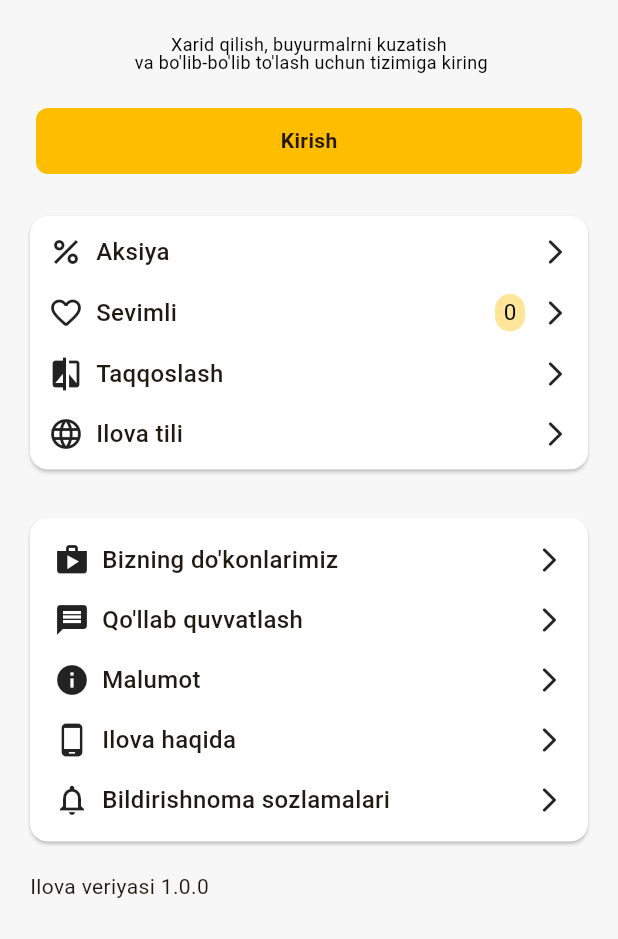
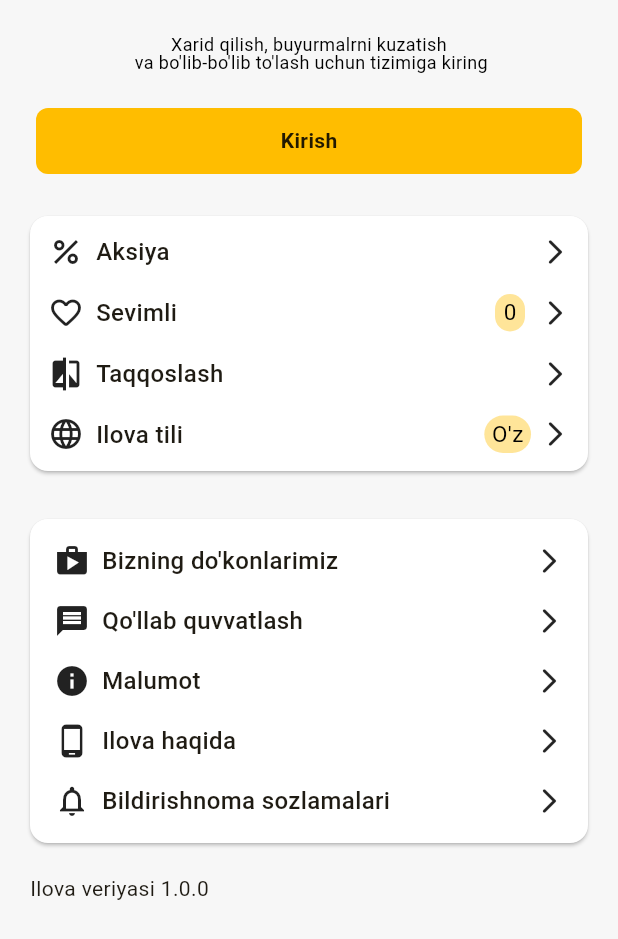
Before and after one commit to sud0pacman/texnomart, a Flutter app: the ProfilePage screen opened directly, on a phone screen of 412 x 824 dp. Shown: the top 939 px of the screen. Run offline on Flutter 3.47's test engine with Material 3 defaults, Android fonts, the phone set to English and light mode, and no system bars; our stand-ins replace bloc, cached_network_image, carousel_slider, dio, flutter_bloc, flutter_svg and 8 more; missing offline and left inert: dart:ffi, talker_dio_logger; accounts and stored records are empty; generated files the repository leaves out were written again; network calls fail.

```diff
--- a/lib/data/model/my_product_data.dart
+++ b/lib/data/model/my_product_data.dart
@@ -7,6 +7,7 @@ class MyProductData {
   bool isLike;
   bool isSave;
   int reviewCount;
+  String brand;
 
   MyProductData(
       {required this.id,
@@ -16,7 +17,8 @@ class MyProductData {
       this.slug = "",
       required this.isSave,
       required this.isLike,
-        required this.reviewCount
+      required this.reviewCount,
+        this.brand = "Aksios"
       });
 
   @override
--- a/lib/presentation/bloc/detail/detail_bloc.dart
+++ b/lib/presentation/bloc/detail/detail_bloc.dart
@@ -31,6 +31,8 @@ class DetailBloc extends Bloc<DetailEvent, DetailState> {
       ));
 
       var products = await di<ApiService>().getDetailProduct(id: event.id);
+
+      print("********************************* detail bloc ${products.data?.data?.characters}");
 
       emit(state.copyWith(
           isLoading: false,
--- a/lib/presentation/bloc/product_by_category/product_by_category_bloc.dart
+++ b/lib/presentation/bloc/product_by_category/product_by_category_bloc.dart
@@ -97,7 +97,8 @@ class ProductByCategoryBloc extends Bloc<ProductByCategoryEvent, ProductByCatego
             cost: data.salePrice ?? 1,
             isLike: isLikes,
             isSave: isSave,
-            slug: ""
+            brand: data.brand?.name ?? 'Aksios',
+            slug: "",
           )
         );
       }
--- a/lib/presentation/theme/shimmer_items.dart
+++ b/lib/presentation/theme/shimmer_items.dart
@@ -37,7 +37,7 @@ Widget categoryShimmerItem() {
             height: 80,
             width: 80,
             decoration: BoxDecoration(
-              borderRadius: BorderRadius.circular(20),
+              borderRadius: BorderRadius.circular(14),
               color: LightColors.shimmerColor,
             ),
           ),
@@ -52,7 +52,7 @@ Widget categoryShimmerItem() {
             height: 20,
             width: 80,
             decoration: BoxDecoration(
-              borderRadius: BorderRadius.circular(20),
+              borderRadius: BorderRadius.circular(10),
               color: LightColors.shimmerColor,
             ),
           ),
--- a/lib/ui/home/home_screen.dart
+++ b/lib/ui/home/home_screen.dart
@@ -198,6 +198,8 @@ class _HomeScreenState extends State<HomeScreen> {
               image: xitProduct?.image ?? MyImages.myPlaceHolder,
               salePrice: xitProduct?.salePrice ?? 1,
               reviewsCount: xitProduct?.reviewsCount,
+              brand: 'Aksion',
+              allCount: xitProduct?.allCount ?? 1111,
             ),
           ),
         );
--- a/lib/ui/manager/manager_screen.dart
+++ b/lib/ui/manager/manager_screen.dart
@@ -118,7 +118,7 @@ class _ManagerScreenState extends State<ManagerScreen> {
               Badge(
                 backgroundColor: LightColors.primary,
                 label: Text(
-                  cart.itemCount.toString(),
+                  MyBookmarkHelper.getIds().where((e) => e.isSave == true).toList().length.toString(),
                   style: const TextStyle(color: Colors.black),
                 ),
                 child: Column(
--- a/lib/ui/profile/profile_screen.dart
+++ b/lib/ui/profile/profile_screen.dart
@@ -127,17 +127,34 @@ class _ProfilePageState extends State<ProfilePage> {
                         ],
                       ),
                       const SizedBox(height: 16),
-                      const Row(
+                       Row(
                         children: [
-                          Icon(Icons.language),
-                          SizedBox(width: 8),
-                          Text(
+                          const Icon(Icons.language),
+                          const SizedBox(width: 8),
+                          const Text(
                             'Ilova tili',
                             style: TextStyle(
                                 fontSize: 16, fontWeight: FontWeight.w500),
                           ),
-                          Spacer(),
-                          Icon(
+                          const Spacer(),
+                          Container(
+                            constraints: const BoxConstraints(
+                              minWidth: 20,
+                              minHeight: 25,
+                            ),
+                            alignment: Alignment.center,
+                            padding: const EdgeInsets.symmetric(horizontal: 5, vertical: 8),
+                            decoration: BoxDecoration(
+                                color: LightColors.primary.withOpacity(.4),
+                                borderRadius: BorderRadius.circular(16)
+                            ),
+                            child: const NormalText(
+                              text: "O'z",
+                              fontSize: 15,
+                            ),
+                          ),
+                          const SizedBox(width: 6,),
+                          const Icon(
                             Icons.arrow_forward_ios_rounded,
                             size: 20,
                           )
```
Also changed, not shown: lib/ui/detail/product_detail_screen.dart (+5 -2 lines), lib/ui/products_by_category/products_by_category_screen.dart (+9 -4 lines).
